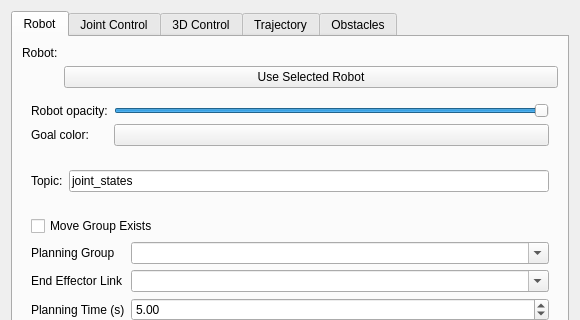
Old version of the form ROS2MotionControl/Resources/UI/ROS2MotionControl.ui in the repository rosmed/slicer_ros2_module; both pictures show x 0 to 580 and y 0 to 320 of the 580 by 1162 pixel window.
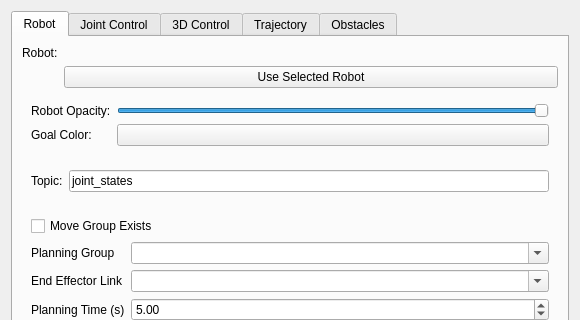
New version of the form. Custom widgets are drawn as their Qt base class.

The edit to the form file:
```diff
--- a/ROS2MotionControl/Resources/UI/ROS2MotionControl.ui
+++ b/ROS2MotionControl/Resources/UI/ROS2MotionControl.ui
@@ -71,7 +71,7 @@
           <bool>true</bool>
          </property>
          <property name="text" stdset="0">
-          <string>Robot Appearance </string>
+          <string>Robot Appearance</string>
          </property>
          <property name="collapsed" stdset="0">
           <bool>false</bool>
@@ -80,7 +80,7 @@
           <item row="0" column="0">
            <widget class="QLabel" name="label_2">
             <property name="text">
-                   <string>Robot opacity:</string>
+                   <string>Robot Opacity:</string>
             </property>
            </widget>
           </item>
@@ -109,7 +109,7 @@
           <item row="1" column="0">
            <widget class="QLabel" name="label_3">
             <property name="text">
-                 <string>Goal color:</string>
+                 <string>Goal Color:</string>
             </property>
            </widget>
           </item>
```
Left out of the diff: 12 changed lines with no effect on the pictures.
